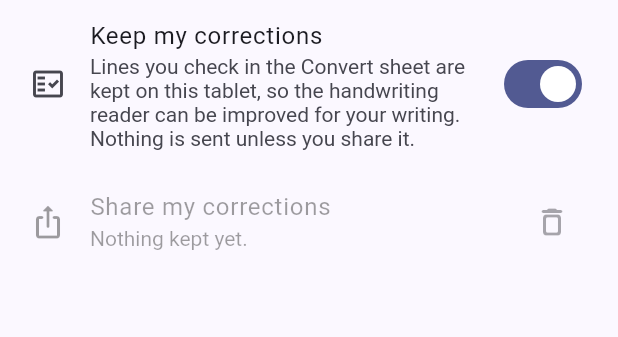
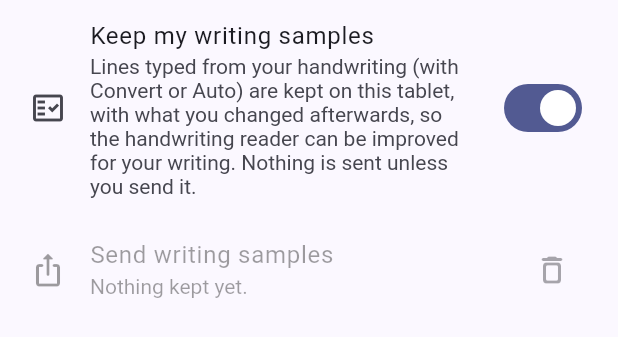
Before and after one commit to MalekBaghdadi/NeatInk, a Flutter app: the KeptCorrectionsSettings widget shown alone on an empty page, opened directly, on a phone screen of 412 x 824 dp. Shown: the top 337 px of the screen. Run offline on Flutter 3.47's test engine with Material 3 defaults, Android fonts, the phone set to English and light mode, and no system bars; our stand-ins replace file_picker, flutter_riverpod, share_plus, shared_preferences; missing offline and left inert: pdfrx, perfect_freehand; accounts and stored records are empty; statements that could not run were skipped; project files that could hold a hidden picture were left out.

Commit message:
Send writing samples: one tap shares her writing with what she kept
The owner: Mariam is not technical, sharing data to improve recognition
must be one click. What was there: "Share my corrections" in Settings,
holding only lines converted from the review sheet; she mostly uses Auto,
whose lines were never kept.

- Auto-convert keeps the lines it types too (Keep my writing samples, on
  by default): format-2 entries with the pen strokes, what was read (words,
  confidences, alternatives, fixes made), `source: auto`, and the text box
  each went into and whether it carried on a box (`joinedBox`).
- "Send writing samples" (notebook ⋮ menu, and Settings > Writing in place
  of "Share my corrections") builds one file and opens the share sheet.
  Each kept line gets `boxTextNow` (null and `boxGone` when the conversion
  was undone or the text deleted): her later fixes and the words she took
  back from autocorrect become the corrections that make the lines ground
  truth. The file also has the auto settings and the recorded problems.
  The notebook in the editor is read as on screen (unsaved changes too).

Co-Authored-By: Claude Opus 5.5 <noreply@anthropic.com>
Claude-Session: https://claude.ai/code/session_016ZnJhcfhKxNcPHDWVGoCMp

```diff
--- a/lib/features/editor/editor_extensions.dart
+++ b/lib/features/editor/editor_extensions.dart
@@ -313,6 +313,9 @@ class EditorExtensions {
   /// Overflow menu "Export PDF". Disabled when null.
   EditorAction? exportPdf;
 
+  /// Overflow menu "Send writing samples" (hidden when null).
+  EditorAction? sendWritingSamples;
+
   /// Overflow menu "Paste" (what Copy / Cut put on the clipboard, in the
   /// middle of the view), shown while [canPaste] says so.
   EditorAction? paste;
--- a/lib/features/editor/editor_screen.dart
+++ b/lib/features/editor/editor_screen.dart
@@ -297,6 +297,8 @@ class _EditorScreenState extends ConsumerState<EditorScreen>
               unawaited(ext.pdfMargins?.call(context, c));
             case 'paste':
               unawaited(ext.paste?.call(context, c));
+            case 'samples':
+              unawaited(ext.sendWritingSamples?.call(context, c));
           }
         },
         itemBuilder: (context) => [
@@ -324,6 +326,11 @@ class _EditorScreenState extends ConsumerState<EditorScreen>
                 child: Text('PDF margins…')),
           if (ext.exportPdf != null)
             const PopupMenuItem(value: 'export', child: Text('Export PDF')),
+          if (ext.sendWritingSamples != null)
+            const PopupMenuItem(
+                key: ValueKey('menu-writing-samples'),
+                value: 'samples',
+                child: Text('Send writing samples')),
         ],
       ),
     ];
--- a/lib/features/settings/widgets/kept_corrections_settings.dart
+++ b/lib/features/settings/widgets/kept_corrections_settings.dart
@@ -3,16 +3,16 @@ import 'dart:async';
 import 'package:flutter/material.dart';
 import 'package:flutter_riverpod/flutter_riverpod.dart';
 
-import '../../../app/app_info.dart';
-import '../../../app/providers.dart';
 import '../../editor/integrations/convert/kept_corrections.dart';
-import '../../editor/integrations/convert/sample_share.dart';
+import '../../editor/integrations/convert/send_writing_samples.dart';
 import '../settings_controller.dart';
 
-/// Settings › Writing: "Keep my corrections" and "Share my corrections".
-/// Lines converted from the review sheet are kept on the tablet with the
-/// text the user checked, so recognition can be measured and tuned on her
-/// writing; they leave the tablet only through the share sheet.
+/// Settings › Writing: "Keep my writing samples" and "Send writing samples"
+/// (v1.11.0; "Keep / Share my corrections" before). Lines typed from the
+/// review sheet or by Auto are kept on the tablet, so recognition and the
+/// auto features can be measured and tuned on her writing; they leave the
+/// tablet only through the share sheet, in one file
+/// ([sendWritingSamples]).
 class KeptCorrectionsSettings extends ConsumerStatefulWidget {
   const KeptCorrectionsSettings({super.key});
 
@@ -36,20 +36,9 @@ class _KeptCorrectionsSettingsState extends ConsumerState<KeptCorrectionsSetting
   }
 
   Future<void> _share() async {
-    final kept = ref.read(keptCorrectionsProvider);
-    final share = ref.read(sampleShareServiceProvider);
-    final now = ref.read(clockProvider)();
-    final messenger = ScaffoldMessenger.maybeOf(context);
     setState(() => _busy = true);
     try {
-      final json = await kept.exportJson(appVersion: '${AppInfo.version}+${AppInfo.buildNumber}', createdAt: now);
-      if (json == null) {
-        messenger?.showSnackBar(const SnackBar(content: Text('No corrections kept yet.')));
-        return;
-      }
-      await share.share(fileName: keptCorrectionsFileName(now), json: json);
-    } catch (e) {
-      messenger?.showSnackBar(SnackBar(content: Text("Couldn't share the corrections: $e")));
+      await sendWritingSamples(context, ref);
     } finally {
       if (mounted) setState(() => _busy = false);
     }
@@ -60,7 +49,7 @@ class _KeptCorrectionsSettingsState extends ConsumerState<KeptCorrectionsSetting
     final yes = await showDialog<bool>(
       context: context,
       builder: (context) => AlertDialog(
-        title: const Text('Delete kept corrections?'),
+        title: const Text('Delete kept writing samples?'),
         content: Text('The ${_count ?? 0} lines kept on this tablet are deleted. '
             'Your notebooks are not changed.'),
         actions: [
@@ -88,27 +77,28 @@ class _KeptCorrectionsSettingsState extends ConsumerState<KeptCorrectionsSetting
         SwitchListTile(
           key: const ValueKey('settings-keep-corrections'),
           secondary: const Icon(Icons.fact_check_outlined),
-          title: const Text('Keep my corrections'),
-          subtitle: const Text('Lines you check in the Convert sheet are kept on this '
-              'tablet, so the handwriting reader can be improved for your '
-              'writing. Nothing is sent unless you share it.'),
+          title: const Text('Keep my writing samples'),
+          subtitle: const Text('Lines typed from your handwriting (with Convert or Auto) are kept on '
+              'this tablet, with what you changed afterwards, so the handwriting reader can '
+              'be improved for your writing. Nothing is sent unless you send it.'),
           value: on,
           onChanged: (v) => ref.read(settingsProvider.notifier).update((s) => s.copyWith(keepCorrections: v)),
         ),
         ListTile(
           key: const ValueKey('settings-share-corrections'),
           leading: const Icon(Icons.ios_share_rounded),
-          title: const Text('Share my corrections'),
+          title: const Text('Send writing samples'),
           subtitle: Text(count == null
               ? 'Counting…'
               : count == 0
                   ? 'Nothing kept yet.'
-                  : '$count ${count == 1 ? 'line' : 'lines'} kept, ready to send for improving recognition.'),
+                  : '$count ${count == 1 ? 'line' : 'lines'} of your writing. Tap, then pick WhatsApp '
+                      '(or email) and send the file to Malek.'),
           enabled: !_busy && (count ?? 0) > 0,
           onTap: () => unawaited(_share()),
           trailing: IconButton(
             key: const ValueKey('settings-delete-corrections'),
-            tooltip: 'Delete kept corrections',
+            tooltip: 'Delete kept writing samples',
             icon: const Icon(Icons.delete_outline_rounded),
             onPressed: (count ?? 0) > 0 && !_busy ? () => unawaited(_delete()) : null,
           ),
```
Also changed, not shown: lib/features/editor/integrations/convert/auto_convert_session.dart (+36 -0 lines), lib/features/editor/integrations/convert/convert_integration.dart (+9 -0 lines), lib/features/editor/integrations/convert/kept_corrections.dart (+16 -0 lines), lib/features/editor/integrations/convert/send_writing_samples.dart (added, +72 -0 lines), lib/features/editor/integrations/convert/writing_samples.dart (added, +100 -0 lines), 2 other files.
